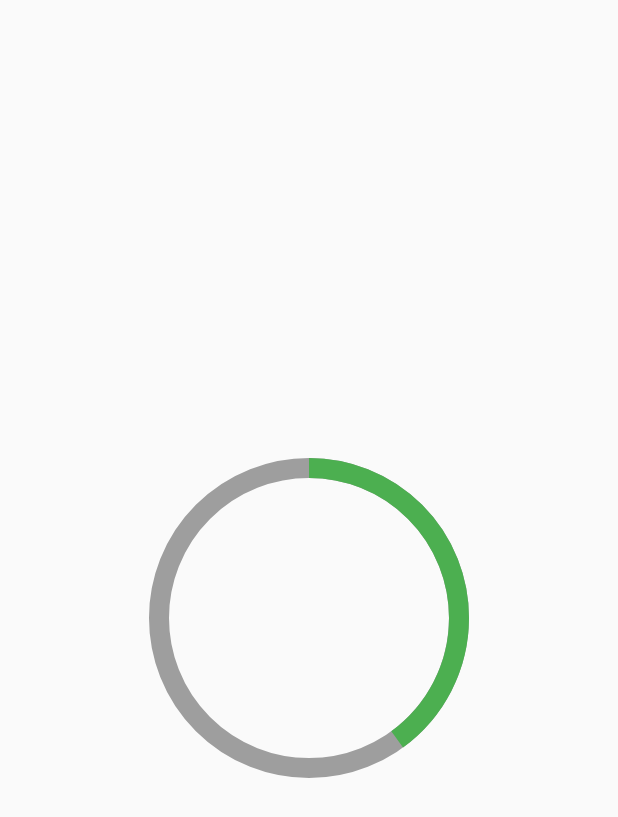
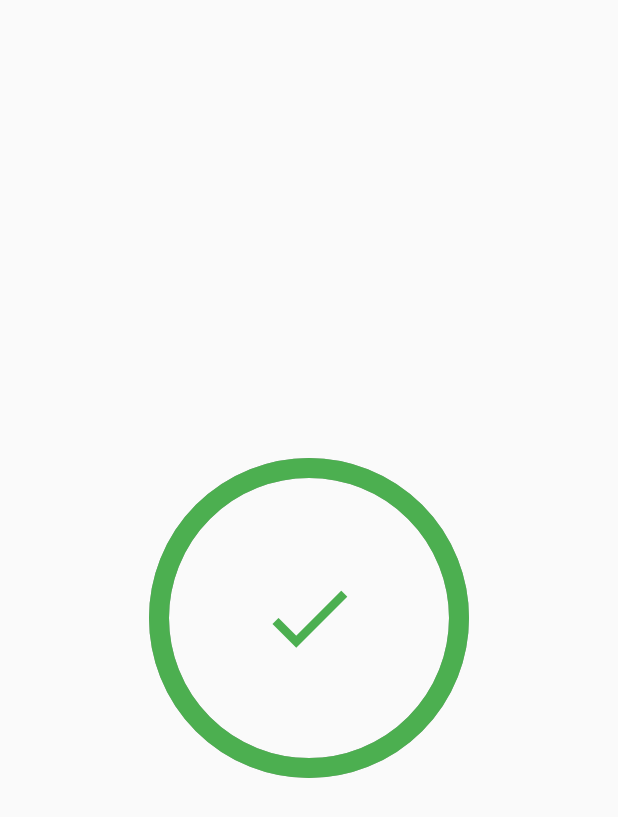
Before and after one commit to Collins-01/Art-and-Animations, a Flutter app: the screen it shows after launch, on a phone screen of 412 x 824 dp. Shown: the top 817 px of the screen. Run offline on Flutter 3.47's test engine with Material 2 defaults, Android fonts, the light colour scheme and no system bars.

Commit message:
Completed circular indicator

```diff
--- a/lib/circular_indicator.dart
+++ b/lib/circular_indicator.dart
@@ -1,5 +1,7 @@
+// ignore_for_file: public_member_api_docs, sort_constructors_first
+import 'dart:math' show pi;
+
 import 'package:flutter/material.dart';
-import 'dart:math' show pi;
 
 class CircularIndicator extends StatefulWidget {
   const CircularIndicator({super.key});
@@ -8,21 +10,75 @@ class CircularIndicator extends StatefulWidget {
   State<CircularIndicator> createState() => _CircularIndicatorState();
 }
 
-class _CircularIndicatorState extends State<CircularIndicator> {
+class _CircularIndicatorState extends State<CircularIndicator>
+    with SingleTickerProviderStateMixin {
+  late final AnimationController _controller;
+  bool _isCompleted = false;
+  @override
+  void initState() {
+    super.initState();
+    _controller = AnimationController(
+      vsync: this,
+      duration: const Duration(seconds: 2),
+    );
+    _controller.forward();
+    _controller.addListener(() {
+      if (_controller.isCompleted) {
+        setState(() {
+          _isCompleted = true;
+        });
+      }
+    });
+  }
+
+  @override
+  void dispose() {
+    _controller.dispose();
+    super.dispose();
+  }
+
   @override
   Widget build(BuildContext context) {
     return Scaffold(
       body: Center(
-        child: CustomPaint(
-          size: const Size(200, 200),
-          painter: MyPainter(),
-        ),
-      ),
+          child: Stack(
+        children: [
+          AnimatedBuilder(
+              animation: _controller,
+              builder: (context, child) {
+                print(_controller.value);
+                return CustomPaint(
+                  size: const Size(200, 200),
+                  painter: MyPainter(
+                    defaultColor: Colors.grey,
+                    fillColor: Colors.green,
+                    progress: _controller.value,
+                  ),
+                );
+              }),
+          Positioned.fill(
+            child: Icon(
+              Icons.check,
+              color: _isCompleted ? Colors.green : Colors.grey,
+              size: 68.0,
+            ),
+          )
+        ],
+      )),
     );
   }
 }
 
 class MyPainter extends CustomPainter {
+  final double progress;
+  final Color defaultColor;
+  final Color fillColor;
+  MyPainter({
+    required this.progress,
+    required this.defaultColor,
+    required this.fillColor,
+  });
+
   @override
   void paint(Canvas canvas, Size size) {
     final strokeWidth = size.width / 15.0; //* size of the stroke
@@ -32,28 +88,34 @@ class MyPainter extends CustomPainter {
         2; //* radius of the circle = diameter/2, and diameter = size.width ...
 
     final paint = Paint()
-      ..color = Colors.grey
+      ..color = defaultColor
       ..strokeWidth = strokeWidth
       ..style = PaintingStyle.stroke;
 
+    /*
+    2pi radians = full ciircle (360)
+    */
     canvas.drawCircle(circleCenter, circleRadius, paint);
     final arcPaint = Paint()
-      ..color = Colors.green
+      ..color = fillColor
       ..strokeWidth = strokeWidth
       ..style = PaintingStyle.stroke;
 
+    //* The Arc will move from -90 to 40% of the entire circle
     canvas.drawArc(
       Rect.fromCircle(center: circleCenter, radius: circleRadius),
-      (-pi / 2), //* start angle = -180
-      (2 * pi * 0.4), //* sweep angle
+      (-pi / 2),
+      (2 *
+          pi *
+          progress), //* sweep angle i.e where the arc should end. It's 40% of the circle here
       false,
       arcPaint,
     );
   }
 
   @override
-  bool shouldRepaint(covariant CustomPainter oldDelegate) {
+  bool shouldRepaint(covariant MyPainter oldDelegate) {
     // throw UnimplementedError();
-    return true;
+    return oldDelegate.progress != progress;
   }
 }
```
Also changed, not shown: 2 other files.
